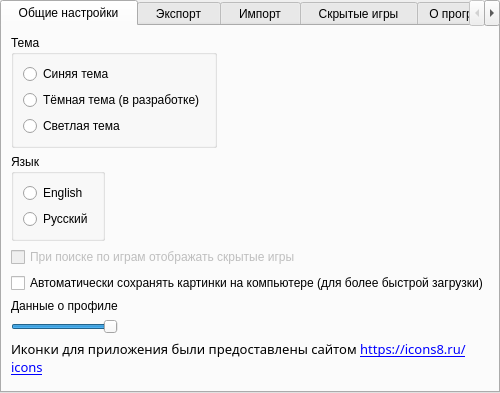
First picture: the form in AraSteamManager/forms/subForms/main/formsettings.ui, repository Arankir/AraSteamManager, before the edit.
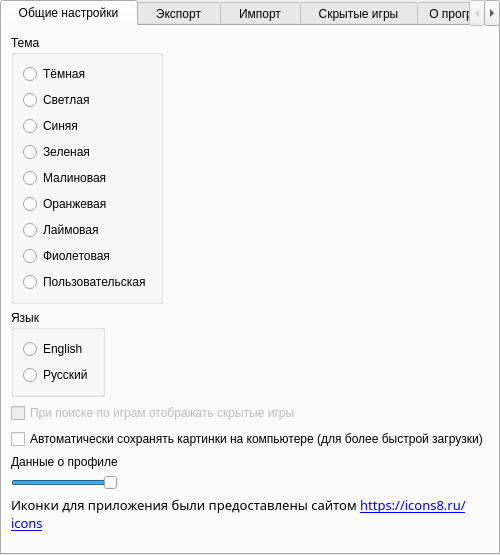
Second picture: the form after the edit. The open tabs and pages were chosen to show the change.

Commit message: Add custom theme (need finish)

The edit to the form file:
```diff
--- a/AraSteamManager/forms/subForms/main/formsettings.ui
+++ b/AraSteamManager/forms/subForms/main/formsettings.ui
@@ -6,8 +6,8 @@
    <rect>
     <x>0</x>
     <y>0</y>
-    <width>482</width>
-    <height>393</height>
+    <width>470</width>
+    <height>555</height>
    </rect>
   </property>
   <property name="windowTitle">
@@ -44,19 +44,6 @@
             <string>Тема</string>
            </property>
            <layout class="QVBoxLayout" name="verticalLayout_3">
-            <item>
-             <widget class="QRadioButton" name="RadioButtonBlueTheme">
-              <property name="sizePolicy">
-               <sizepolicy hsizetype="Maximum" vsizetype="Fixed">
-                <horstretch>0</horstretch>
-                <verstretch>0</verstretch>
-               </sizepolicy>
-              </property>
-              <property name="text">
-               <string>Синяя тема</string>
-              </property>
-             </widget>
-            </item>
             <item>
              <widget class="QRadioButton" name="RadioButtonDarkTheme">
               <property name="sizePolicy">
@@ -66,7 +53,7 @@
                </sizepolicy>
               </property>
               <property name="text">
-               <string>Тёмная тема (в разработке)</string>
+               <string>Тёмная</string>
               </property>
              </widget>
             </item>
@@ -79,7 +66,62 @@
                </sizepolicy>
               </property>
               <property name="text">
-               <string>Светлая тема</string>
+               <string>Светлая</string>
+              </property>
+             </widget>
+            </item>
+            <item>
+             <widget class="QRadioButton" name="RadioButtonBlueTheme">
+              <property name="sizePolicy">
+               <sizepolicy hsizetype="Maximum" vsizetype="Fixed">
+                <horstretch>0</horstretch>
+                <verstretch>0</verstretch>
+               </sizepolicy>
+              </property>
+              <property name="text">
+               <string>Синяя</string>
+              </property>
+             </widget>
+            </item>
+            <item>
+             <widget class="QRadioButton" name="radioButtonRbg">
+              <property name="text">
+               <string>Зеленая</string>
+              </property>
+             </widget>
+            </item>
+            <item>
+             <widget class="QRadioButton" name="radioButtonBrg">
+              <property name="text">
+               <string>Малиновая</string>
+              </property>
+             </widget>
+            </item>
+            <item>
+             <widget class="QRadioButton" name="radioButtonBgr">
+              <property name="text">
+               <string>Оранжевая</string>
+              </property>
+             </widget>
+            </item>
+            <item>
+             <widget class="QRadioButton" name="radioButtonGbr">
+              <property name="text">
+               <string>Лаймовая</string>
+              </property>
+             </widget>
+            </item>
+            <item>
+             <widget class="QRadioButton" name="radioButtonGrb">
+              <property name="text">
+               <string>Фиолетовая</string>
+              </property>
+             </widget>
+            </item>
+            <item>
+             <widget class="QRadioButton" name="radioButtonCustom">
+              <property name="text">
+               <string>Пользовательская</string>
               </property>
              </widget>
             </item>
```
Left out of the diff: 6 changed lines with no effect on the pictures. The commit also changes 178 other files.
